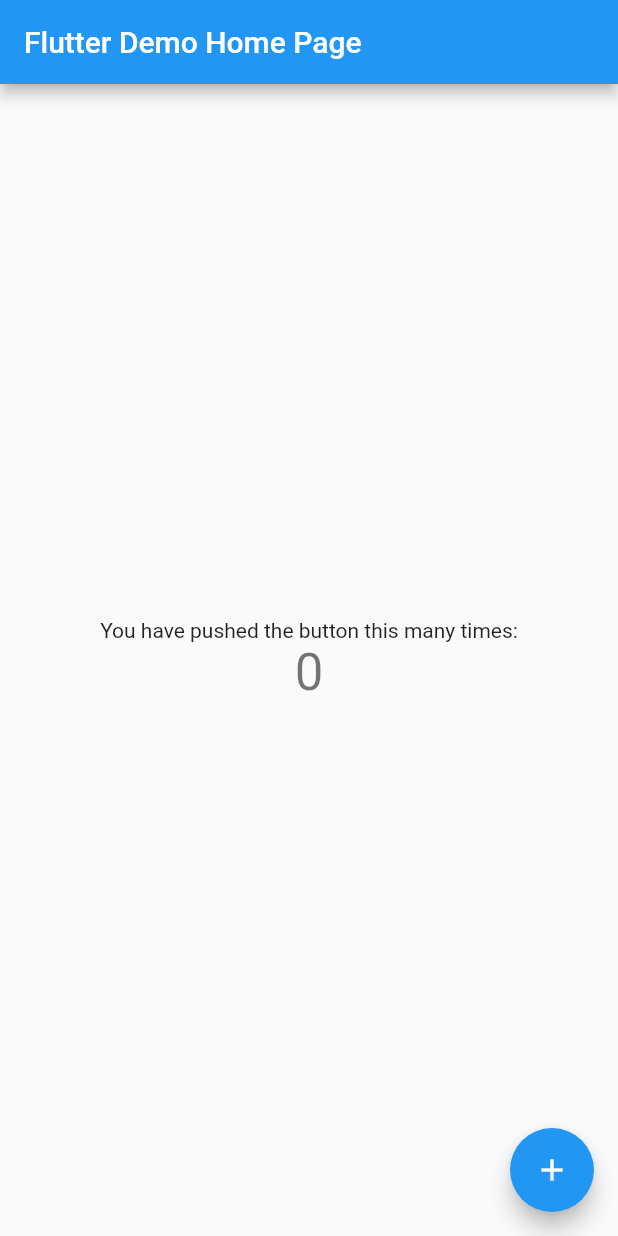
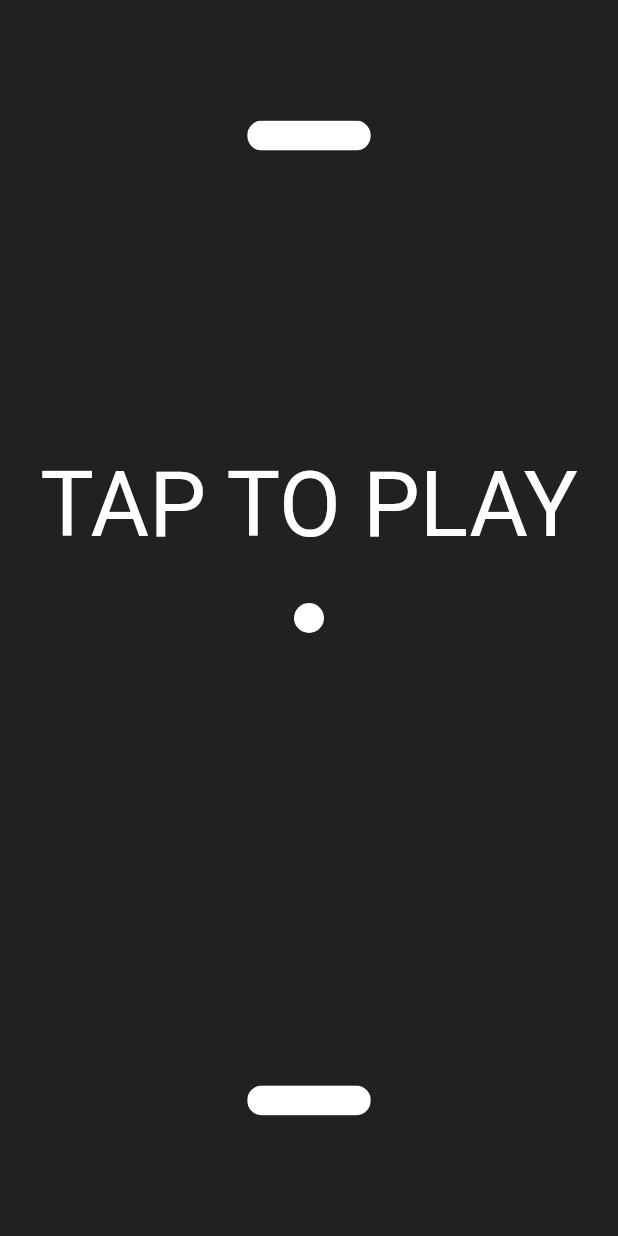
Before and after one commit to Daniel-Page/flutter-test, a Flutter app: the screen it shows after launch, on a phone screen of 412 x 824 dp. Run offline on Flutter 3.47's test engine with Material 2 defaults, Android fonts, the phone set to English and light mode, and no system bars.

Commit message:
Pong game files

```diff
--- /dev/null
+++ b/lib/ball.dart
@@ -0,0 +1,21 @@
+import 'package:flutter/material.dart';
+
+class Ball extends StatelessWidget {
+  final x;
+  final y;
+
+  const Ball({super.key, this.x, this.y});
+
+  @override
+  Widget build(BuildContext context) {
+    return Container(
+      alignment: Alignment(x, y),
+      child: Container(
+        decoration:
+            const BoxDecoration(shape: BoxShape.circle, color: Colors.white),
+        width: 20,
+        height: 20,
+      ),
+    );
+  }
+}
--- /dev/null
+++ b/lib/brick.dart
@@ -0,0 +1,19 @@
+import 'package:flutter/material.dart';
+
+class MyBrick extends StatelessWidget {
+  final x;
+  final y;
+  const MyBrick({super.key, this.x, this.y});
+
+  @override
+  Widget build(BuildContext context) {
+    return Container(
+        alignment: Alignment(x, y),
+        child: ClipRRect(
+            borderRadius: BorderRadius.circular(10),
+            child: Container(
+                color: Colors.white,
+                height: 20,
+                width: MediaQuery.of(context).size.width / 5)));
+  }
+}
--- /dev/null
+++ b/lib/coverscreen.dart
@@ -0,0 +1,17 @@
+import 'package:flutter/material.dart';
+
+class CoverScreen extends StatelessWidget {
+  final bool gameStarted;
+
+  const CoverScreen({super.key, required this.gameStarted});
+
+  @override
+  Widget build(BuildContext context) {
+    return Container(
+        alignment: const Alignment(0, -0.2),
+        child: Text(
+          gameStarted ? '' : 'TAP TO PLAY',
+          style: const TextStyle(color: Colors.white, fontSize: 60),
+        ));
+  }
+}
--- /dev/null
+++ b/lib/homepage.dart
@@ -0,0 +1,54 @@
+import 'dart:async';
+
+import 'package:flutter/material.dart';
+import 'package:flutter_application_1/ball.dart';
+import 'package:flutter_application_1/brick.dart';
+import 'package:flutter_application_1/coverscreen.dart';
+
+class HomePage extends StatefulWidget {
+  const HomePage({super.key});
+
+  @override
+  State<HomePage> createState() => _HomePage();
+}
+
+enum direction { UP, DOWN }
+
+class _HomePage extends State<HomePage> {
+  // ball variables
+  double ballX = 0;
+  double ballY = 0;
+  var ballDirection = direction.DOWN;
+
+  // game settings
+
+  bool gameHasStarted = false;
+
+  void startGame() {
+    gameHasStarted = true;
+    Timer.periodic(const Duration(milliseconds: 1), (timer) {
+      setState(() {
+        ballY += 0.0001;
+      });
+    });
+  }
+
+  void updateDirection() {}
+
+  @override
+  Widget build(BuildContext context) {
+    return GestureDetector(
+        onTap: startGame,
+        child: Scaffold(
+            backgroundColor: Colors.grey[900],
+            body: Center(
+                child: Stack(
+              children: [
+                CoverScreen(gameStarted: gameHasStarted), // tap to play
+                MyBrick(x: 0.0, y: -0.8), // top brick
+                MyBrick(x: 0.0, y: 0.8), // bottom brick
+                Ball(x: ballX, y: ballY) // ball
+              ],
+            ))));
+  }
+}
--- a/lib/main.dart
+++ b/lib/main.dart
@@ -1,115 +1,23 @@
 import 'package:flutter/material.dart';
 
+import 'homepage.dart';
+import 'package:flutter/services.dart';
+
 void main() {
-  runApp(const MyApp());
+  WidgetsFlutterBinding.ensureInitialized();
+  SystemChrome.setEnabledSystemUIMode(SystemUiMode.immersiveSticky).then(
+    (_) => runApp(const MyApp()),
+  );
 }
 
 class MyApp extends StatelessWidget {
   const MyApp({super.key});
 
-  // This widget is the root of your application.
   @override
   Widget build(BuildContext context) {
-    return MaterialApp(
-      title: 'Flutter Demo',
-      theme: ThemeData(
-        // This is the theme of your application.
-        //
-        // Try running your application with "flutter run". You'll see the
-        // application has a blue toolbar. Then, without quitting the app, try
-        // changing the primarySwatch below to Colors.green and then invoke
-        // "hot reload" (press "r" in the console where you ran "flutter run",
-        // or simply save your changes to "hot reload" in a Flutter IDE).
-        // Notice that the counter didn't reset back to zero; the application
-        // is not restarted.
-        primarySwatch: Colors.blue,
-      ),
-      home: const MyHomePage(title: 'Flutter Demo Home Page'),
+    return const MaterialApp(
+      debugShowCheckedModeBanner: false,
+      home: HomePage(),
     );
   }
 }
-
-class MyHomePage extends StatefulWidget {
-  const MyHomePage({super.key, required this.title});
-
-  // This widget is the home page of your application. It is stateful, meaning
-  // that it has a State object (defined below) that contains fields that affect
-  // how it looks.
-
-  // This class is the configuration for the state. It holds the values (in this
-  // case the title) provided by the parent (in this case the App widget) and
-  // used by the build method of the State. Fields in a Widget subclass are
-  // always marked "final".
-
-  final String title;
-
-  @override
-  State<MyHomePage> createState() => _MyHomePageState();
-}
-
-class _MyHomePageState extends State<MyHomePage> {
-  int _counter = 0;
-
-  void _incrementCounter() {
-    setState(() {
-      // This call to setState tells the Flutter framework that something has
-      // changed in this State, which causes it to rerun the build method below
-      // so that the display can reflect the updated values. If we changed
-      // _counter without calling setState(), then the build method would not be
-      // called again, and so nothing would appear to happen.
-      _counter++;
-    });
-  }
-
-  @override
-  Widget build(BuildContext context) {
-    // This method is rerun every time setState is called, for instance as done
-    // by the _incrementCounter method above.
-    //
-    // The Flutter framework has been optimized to make rerunning build methods
-    // fast, so that you can just rebuild anything that needs updating rather
-    // than having to individually change instances of widgets.
-    return Scaffold(
-      appBar: AppBar(
-        // Here we take the value from the MyHomePage object that was created by
-        // the App.build method, and use it to set our appbar title.
-        title: Text(widget.title),
-      ),
-      body: Center(
-        // Center is a layout widget. It takes a single child and positions it
-        // in the middle of the parent.
-        child: Column(
-          // Column is also a layout widget. It takes a list of children and
-          // arranges them vertically. By default, it sizes itself to fit its
-          // children horizontally, and tries to be as tall as its parent.
-          //
-          // Invoke "debug painting" (press "p" in the console, choose the
-          // "Toggle Debug Paint" action from the Flutter Inspector in Android
-          // Studio, or the "Toggle Debug Paint" command in Visual Studio Code)
-          // to see the wireframe for each widget.
-          //
-          // Column has various properties to control how it sizes itself and
-          // how it positions its children. Here we use mainAxisAlignment to
-          // center the children vertically; the main axis here is the vertical
-          // axis because Columns are vertical (the cross axis would be
-          // horizontal).
-          mainAxisAlignment: MainAxisAlignment.center,
-          children: <Widget>[
-            const Text(
-              'You have pushed the button this many times:',
-            ),
-            Text(
-              '$_counter',
-              style: Theme.of(context).textTheme.headline4,
-            ),
-          ],
-        ),
-      ),
-      floatingActionButton: FloatingActionButton(
-        onPressed: _incrementCounter,
-        tooltip: 'Increment',
-        child: const Icon(Icons.add),
-      ), // This trailing comma makes auto-formatting nicer for build methods.
-    );
-  }
-}
```
